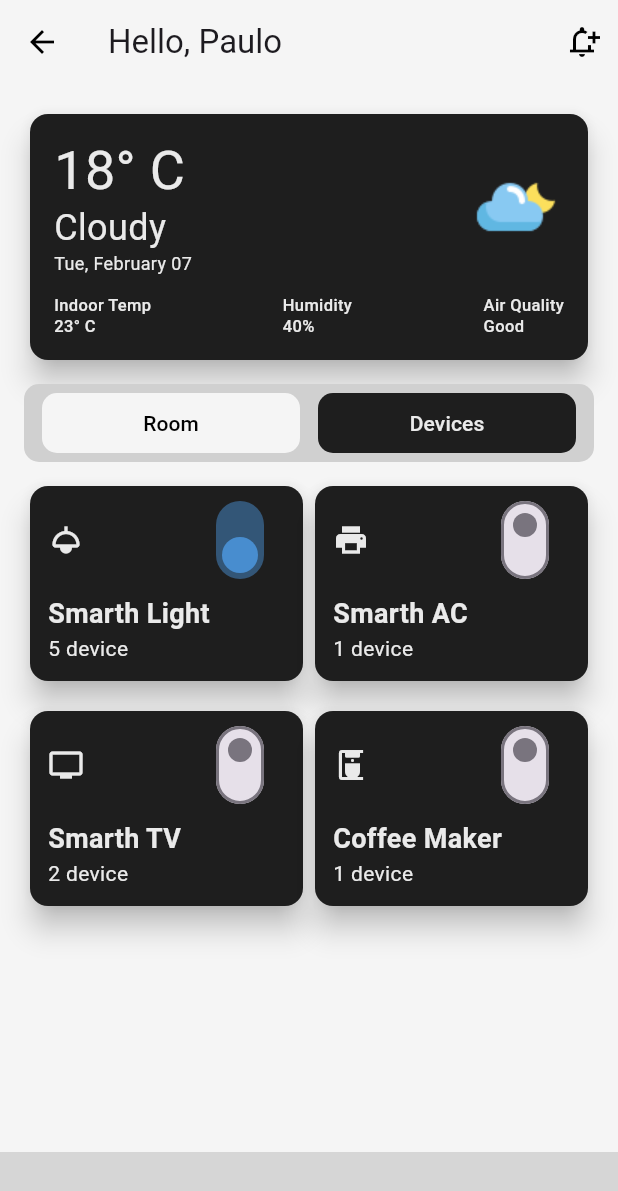
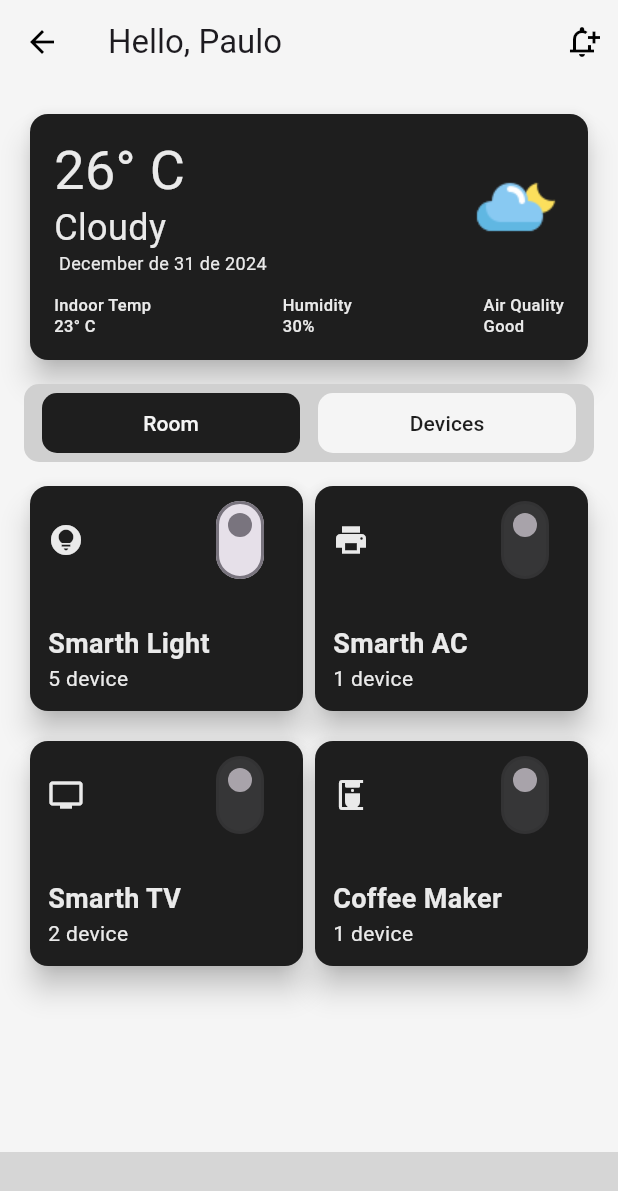
Before and after one commit to pauloRodri29/ui_ux_project, a Flutter app: the DeviceControlHomePage screen opened directly, on a phone screen of 412 x 824 dp. Shown: the top 1191 px of the screen. Run offline on Flutter 3.47's test engine with Material 3 defaults, Android fonts, the phone set to English and light mode, and no system bars; our stand-ins replace dashed_circular_progress_bar, fl_chart; missing offline and left inert: responsive_navigation_bar; grey boxes are pictures that could not be loaded.

Commit message:
app_iot1 refatorado

```diff
--- a/lib/app_academy1/views/home.dart
+++ /dev/null
@@ -1,13 +0,0 @@
-import 'package:flutter/material.dart';
-
-class AcademyHomePage extends StatelessWidget {
-  const AcademyHomePage({super.key});
-
-  @override
-  Widget build(BuildContext context) {
-    return Scaffold(
-      appBar: AppBar(),
-      body: Center(),
-    );
-  }
-}
--- a/lib/app_iot1/components/card_device_controller.dart
+++ b/lib/app_iot1/components/card_device_controller.dart
@@ -8,13 +8,14 @@ class DeviceControlerCardControl extends StatelessWidget {
   final String descr;
   final IconData icon;
   final bool active;
-  const DeviceControlerCardControl({
-    super.key,
-    required this.title,
-    required this.descr,
-    required this.icon,
-    required this.active,
-  });
+  final Function(bool)? onChanged;
+  const DeviceControlerCardControl(
+      {super.key,
+      required this.title,
+      required this.descr,
+      required this.icon,
+      required this.active,
+      this.onChanged});
 
   @override
   Widget build(BuildContext context) {
@@ -23,7 +24,7 @@ class DeviceControlerCardControl extends StatelessWidget {
         child: Padding(
           padding: const EdgeInsets.all(12.0),
           child: Column(
-            spacing: 12,
+            spacing: 32,
             crossAxisAlignment: CrossAxisAlignment.start,
             children: [
               Row(
@@ -37,7 +38,7 @@ class DeviceControlerCardControl extends StatelessWidget {
                     angle: 90 * pi / 180,
                     child: Switch(
                       value: active,
-                      onChanged: (value) {},
+                      onChanged: onChanged,
                       activeColor: AppColorsDevice.accent,
                     ),
                   )
--- a/lib/app_iot1/components/card_temperature.dart
+++ b/lib/app_iot1/components/card_temperature.dart
@@ -1,8 +1,15 @@
 import 'package:flutter/material.dart';
 import 'package:ui_ux_project/app_iot1/design/themes/theme_iot.dart';
+import 'package:ui_ux_project/app_iot1/models/climate.dart';
 
 class DeviceControlCardTemperature extends StatelessWidget {
-  const DeviceControlCardTemperature({super.key});
+  final Climate climate;
+  final String pathImage;
+  const DeviceControlCardTemperature({
+    super.key,
+    required this.climate,
+    required this.pathImage,
+  });
 
   @override
   Widget build(BuildContext context) {
@@ -19,23 +26,28 @@ class DeviceControlCardTemperature extends StatelessWidget {
                   crossAxisAlignment: CrossAxisAlignment.start,
                   children: [
                     Text(
-                      "18° C",
-                      style: AppThemeDeviceControl.darkTheme(context).textTheme.displaySmall,
+                      climate.temperature,
+                      style: AppThemeDeviceControl.darkTheme(context)
+                          .textTheme
+                          .displaySmall,
                     ),
                     Text(
-                      "Cloudy",
-                      style:
-                          AppThemeDeviceControl.darkTheme(context).textTheme.headlineSmall,
+                      climate.climate,
+                      style: AppThemeDeviceControl.darkTheme(context)
+                          .textTheme
+                          .headlineSmall,
                     ),
                     Text(
-                      "Tue, February 07",
-                      style: AppThemeDeviceControl.darkTheme(context).textTheme.bodySmall,
+                      climate.currentDate.toString(),
+                      style: AppThemeDeviceControl.darkTheme(context)
+                          .textTheme
+                          .bodySmall,
                     ),
                   ],
                 ),
-                Image.asset(
-                  "assets/icons/device_control/climate.png",
-                )
+                Image.asset(pathImage
+                    // ,
+                    )
               ],
             ),
             Row(
@@ -46,11 +58,15 @@ class DeviceControlCardTemperature extends StatelessWidget {
                   children: [
                     Text(
                       "Indoor Temp",
-                      style: AppThemeDeviceControl.darkTheme(context).textTheme.labelSmall,
+                      style: AppThemeDeviceControl.darkTheme(context)
+                          .textTheme
+                          .labelSmall,
                     ),
                     Text(
-                      "23° C",
-                      style: AppThemeDeviceControl.darkTheme(context).textTheme.labelSmall,
+                      climate.indoorTemp,
+                      style: AppThemeDeviceControl.darkTheme(context)
+                          .textTheme
+                          .labelSmall,
                     ),
                   ],
                 ),
@@ -59,11 +75,15 @@ class DeviceControlCardTemperature extends StatelessWidget {
                   children: [
                     Text(
                       "Humidity",
-                      style: AppThemeDeviceControl.darkTheme(context).textTheme.labelSmall,
+                      style: AppThemeDeviceControl.darkTheme(context)
+                          .textTheme
+                          .labelSmall,
                     ),
                     Text(
-                      "40%",
-                      style: AppThemeDeviceControl.darkTheme(context).textTheme.labelSmall,
+                      "${climate.humidity.toString()}%",
+                      style: AppThemeDeviceControl.darkTheme(context)
+                          .textTheme
+                          .labelSmall,
                     ),
                   ],
                 ),
@@ -72,11 +92,15 @@ class DeviceControlCardTemperature extends StatelessWidget {
                   children: [
                     Text(
                       "Air Quality",
-                      style: AppThemeDeviceControl.darkTheme(context).textTheme.labelSmall,
+                      style: AppThemeDeviceControl.darkTheme(context)
+                          .textTheme
+                          .labelSmall,
                     ),
                     Text(
-                      "Good",
-                      style: AppThemeDeviceControl.darkTheme(context).textTheme.labelSmall,
+                      climate.airQuality,
+                      style: AppThemeDeviceControl.darkTheme(context)
+                          .textTheme
+                          .labelSmall,
                     ),
                   ],
                 ),
--- /dev/null
+++ b/lib/app_iot1/models/climate.dart
@@ -0,0 +1,17 @@
+class Climate {
+  final String temperature;
+  final String indoorTemp;
+  final int humidity;
+  final String airQuality;
+  final String currentDate;
+  final String climate;
+
+  Climate({
+    required this.humidity,
+    required this.airQuality,
+    required this.currentDate,
+    required this.climate,
+    required this.temperature,
+    required this.indoorTemp,
+  });
+}
--- a/lib/app_iot1/pages/home.dart
+++ b/lib/app_iot1/pages/home.dart
@@ -3,6 +3,8 @@ import 'package:responsive_navigation_bar/responsive_navigation_bar.dart';
 import 'package:ui_ux_project/app_iot1/components/card_device_controller.dart';
 import 'package:ui_ux_project/app_iot1/components/card_temperature.dart';
 import 'package:ui_ux_project/app_iot1/design/colors/app_colors.dart';
+import 'package:ui_ux_project/app_iot1/models/climate.dart';
+import 'package:intl/intl.dart';
 
 class DeviceControlHomePage extends StatefulWidget {
   const DeviceControlHomePage({super.key});
@@ -12,6 +14,30 @@ class DeviceControlHomePage extends StatefulWidget {
 }
 
 class _DeviceControlHomePageState extends State<DeviceControlHomePage> {
+  bool filter1Control = true;
+  bool filter2Control = false;
+  bool powerControl = false;
+  int selectedIndex = 0;
+
+  changeColorBnt() {
+    setState(() {
+      filter1Control = !filter1Control;
+      filter2Control = !filter2Control;
+    });
+  }
+
+  changePowerBnt(value) {
+    setState(() {
+      powerControl = !powerControl;
+    });
+  }
+
+  void changeTab(int index) {
+    setState(() {
+      selectedIndex = index;
+    });
+  }
+
   @override
   Widget build(BuildContext context) {
     return Scaffold(
@@ -29,7 +55,17 @@ class _DeviceControlHomePageState extends State<DeviceControlHomePage> {
         child: Column(
           spacing: 12,
           children: [
-            DeviceControlCardTemperature(),
+            DeviceControlCardTemperature(
+              climate: Climate(
+                  humidity: 30,
+                  airQuality: "Good",
+                  currentDate:
+                      DateFormat(" MMMM 'de' d 'de' y").format(DateTime.now()),
+                  climate: "Cloudy",
+                  temperature: "26° C",
+                  indoorTemp: "23° C"),
+              pathImage: "assets/icons/device_control/climate.png",
+            ),
             Container(
               padding: EdgeInsets.symmetric(vertical: 2, horizontal: 12),
               decoration: BoxDecoration(
@@ -43,18 +79,34 @@ class _DeviceControlHomePageState extends State<DeviceControlHomePage> {
                 children: [
                   Expanded(
                     child: TextButton(
-                      onPressed: () {},
+                      onPressed: changeColorBnt,
+                      style: ButtonStyle(
+                        foregroundColor: filter1Control
+                            ? WidgetStatePropertyAll(
+                                AppColorsDevice.lightBackground)
+                            : WidgetStatePropertyAll(
+                                AppColorsDevice.primary950),
+                        backgroundColor: filter1Control
+                            ? WidgetStatePropertyAll(AppColorsDevice.primary950)
+                            : WidgetStatePropertyAll(
+                                AppColorsDevice.lightBackground),
+                      ),
                       child: Text("Room"),
                     ),
                   ),
                   Expanded(
                     child: TextButton(
-                      onPressed: () {},
+                      onPressed: changeColorBnt,
                       style: ButtonStyle(
-                        foregroundColor:
-                            WidgetStatePropertyAll(AppColorsDevice.primary50),
-                        backgroundColor:
-                            WidgetStatePropertyAll(AppColorsDevice.primary950),
+                        foregroundColor: filter2Control
+                            ? WidgetStatePropertyAll(
+                                AppColorsDevice.lightBackground)
+                            : WidgetStatePropertyAll(
+                                AppColorsDevice.primary950),
+                        backgroundColor: filter2Control
+                            ? WidgetStatePropertyAll(AppColorsDevice.primary950)
+                            : WidgetStatePropertyAll(
+                                AppColorsDevice.lightBackground),
                       ),
                       child: Text("Devices"),
                     ),
@@ -65,10 +117,13 @@ class _DeviceControlHomePageState extends State<DeviceControlHomePage> {
             Row(
               children: [
                 DeviceControlerCardControl(
-                  active: true,
+                  active: powerControl,
                   title: "Smarth Light",
                   descr: "5 device",
-                  icon: Icons.light,
+                  icon: powerControl
+                      ? Icons.lightbulb_circle_outlined
+                      : Icons.lightbulb_circle,
+                  onChanged: changePowerBnt,
                 ),
                 DeviceControlerCardControl(
                   active: false,
@@ -98,6 +153,7 @@ class _DeviceControlHomePageState extends State<DeviceControlHomePage> {
         ),
       ),
       bottomNavigationBar: ResponsiveNavigationBar(
+        selectedIndex: selectedIndex,
         activeButtonFlexFactor: 60,
         activeIconColor: AppColorsDevice.accent,
         backgroundOpacity: 1,
@@ -105,7 +161,8 @@ class _DeviceControlHomePageState extends State<DeviceControlHomePage> {
         borderRadius: 10,
         navigationBarButtons: [
           NavigationBarButton(
-              icon: Icons.home_filled, backgroundColor: AppColorsDevice.primary50),
+              icon: Icons.home_filled,
+              backgroundColor: AppColorsDevice.primary50),
           NavigationBarButton(
               icon: Icons.data_usage_rounded,
               backgroundColor: AppColorsDevice.primary50),
@@ -114,7 +171,7 @@ class _DeviceControlHomePageState extends State<DeviceControlHomePage> {
           NavigationBarButton(
               icon: Icons.person, backgroundColor: AppColorsDevice.primary50),
         ],
-        onTabChange: (value) {},
+        onTabChange: changeTab,
       ),
     );
   }
--- a/pubspec.yaml
+++ b/pubspec.yaml
@@ -37,6 +37,7 @@ dependencies:
   fl_chart: ^0.70.0
   dashed_circular_progress_bar: ^0.0.6
   responsive_navigation_bar: ^5.0.2
+  intl: ^0.20.1
 
 dev_dependencies:
   flutter_test:
```
Also changed, not shown: lib/app_academy1/themes/theme_data.dart (deleted), pubspec.lock.
